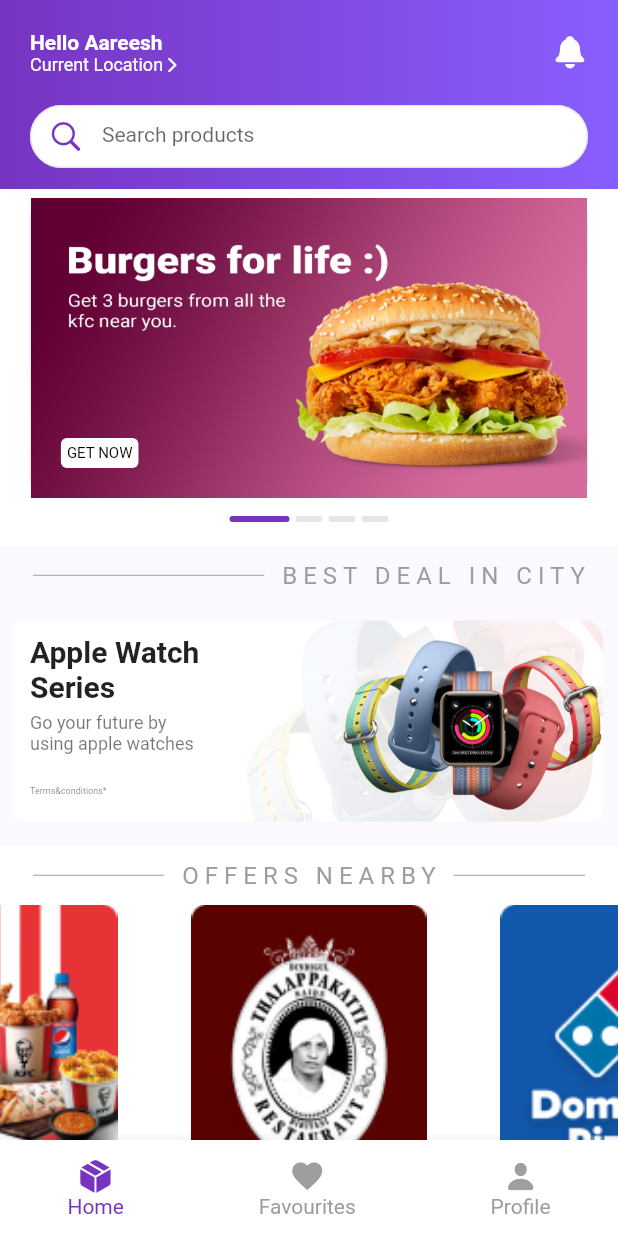
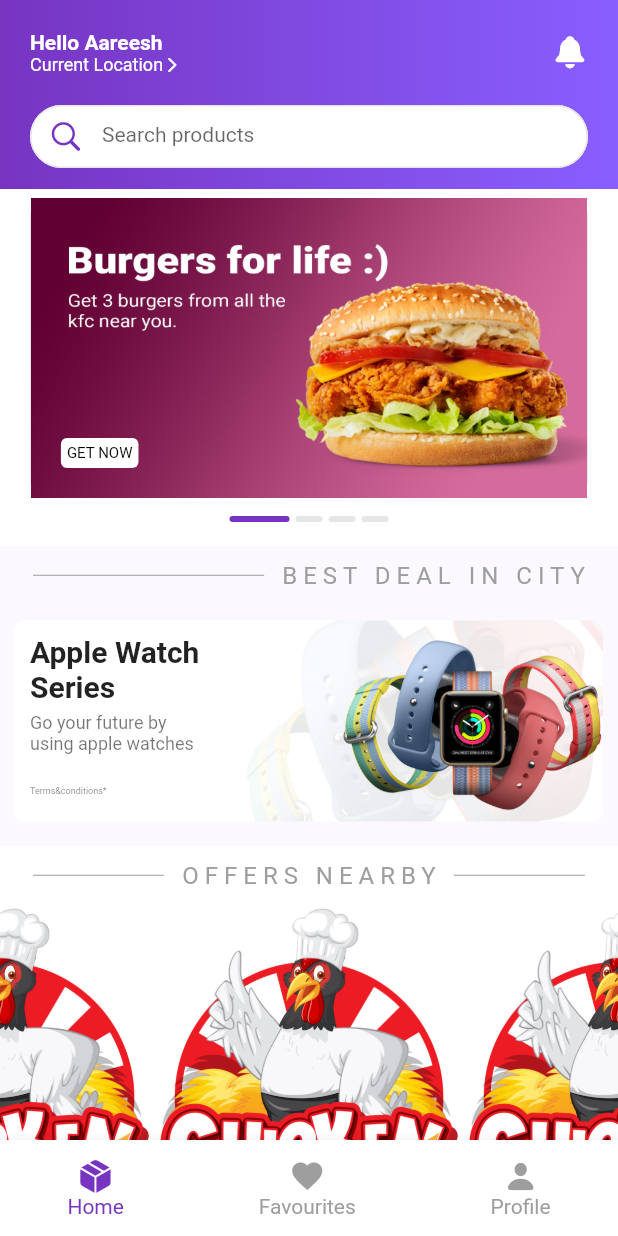
Before and after one commit to Androidaareesh/Takeurs-userapp, a Flutter app: the screen it shows after launch, on a phone screen of 412 x 824 dp. Run offline on Flutter 3.47's test engine with Material 2 defaults, Android fonts, the phone set to English and light mode, and no system bars; drawn by our look-alikes of carousel_slider, dots_indicator; our stand-ins replace flutter_svg, fluttertoast, geocoding, geolocator, get and 1 more; missing offline and left inert: dart:ffi.

Commit message:
pic modified

```diff
--- a/lib/Materials/CustomButton.dart
+++ b/lib/Materials/CustomButton.dart
@@ -25,6 +25,7 @@ class CustomButton extends StatelessWidget {
       onTap: onTap,
       child: Container(
         height: 48,
+
         decoration: BoxDecoration(
             color: buttonclr,
             borderRadius: BorderRadius.circular(borderRadius),
--- a/lib/widgets/OfferNearBy.dart
+++ b/lib/widgets/OfferNearBy.dart
@@ -14,9 +14,9 @@ class OffersNearMe extends StatefulWidget {
 class _OffersNearMeState extends State<OffersNearMe> {
   int _currentIndex = 0;
   final List<String> _imageUrls = [
-    'assets/svg_icons/thalapa.png',
-    'assets/svg_icons/dominos.png',
-    'assets/svg_icons/fastfood.png',
+    'assets/svg_icons/fastfood.jpg',
+    'assets/svg_icons/fastfood.jpg',
+    'assets/svg_icons/fastfood.jpg',
   ];
   @override
   Widget build(BuildContext context) {
--- a/pubspec.yaml
+++ b/pubspec.yaml
@@ -87,11 +87,9 @@ flutter:
     - assets/svg_icons/
     - assets/svg_icons/image 9.png
     - assets/svg_icons/thalapa.png
-    - assets/svg_icons/dominos.png
-    - assets/svg_icons/fastfood.png
+    - assets/svg_icons/fastfood.jpg
     - assets/svg_icons/megaone.png
     - assets/svg_icons/megatwo.png
-    - assets/svg_icons/health.svg
     - assets/svg_icons/bestdeal.png
     - assets/svg_icons/image 14.png
     - assets/svg_icons/image 15.png
```
Also changed, not shown: assets/svg_icons/dominos.png (deleted), assets/svg_icons/fastfood.jpg (added), assets/svg_icons/fastfood.png (deleted), pubspec.lock, 1 other file.
